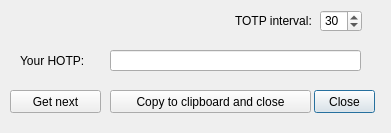
The window that PC software/CryptoStickGUI/hotpdialog.ui (Nitrokey/nitrokey-pro-firmware) describes before a commit, drawn with Qt 5.
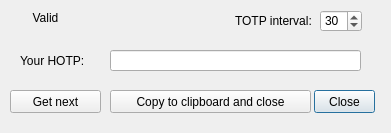
The same window after the commit.

Patch:
```diff
--- a/PC software/CryptoStickGUI/hotpdialog.ui
+++ b/PC software/CryptoStickGUI/hotpdialog.ui
@@ -110,6 +110,22 @@
     <string>TOTP interval:</string>
    </property>
   </widget>
+  <widget class="QLabel" name="validTimer">
+   <property name="geometry">
+    <rect>
+     <x>20</x>
+     <y>10</y>
+     <width>51</width>
+     <height>16</height>
+    </rect>
+   </property>
+   <property name="text">
+    <string>Valid</string>
+   </property>
+   <property name="alignment">
+    <set>Qt::AlignCenter</set>
+   </property>
+  </widget>
  </widget>
  <resources/>
  <connections>
```
